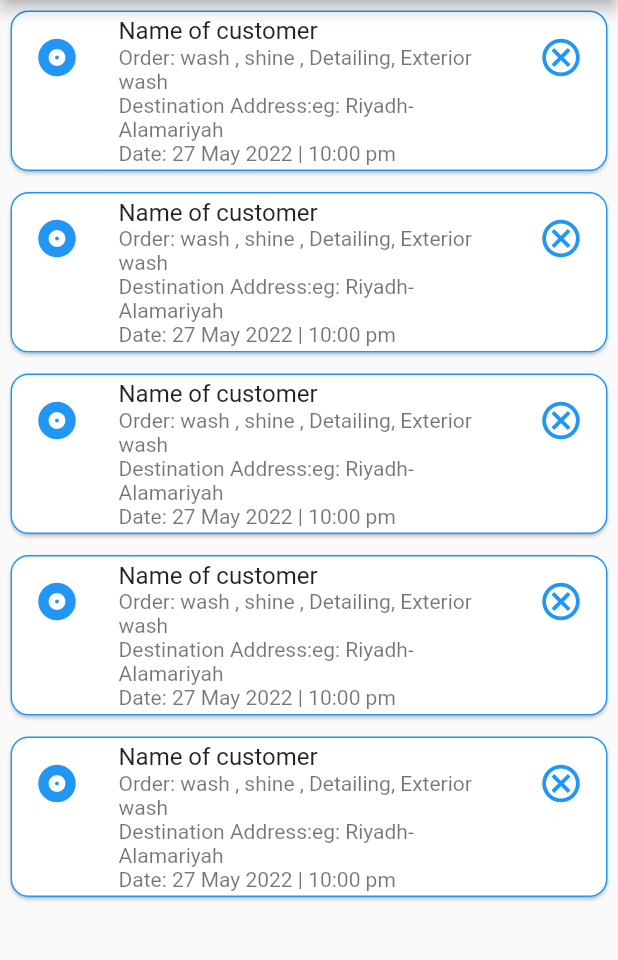
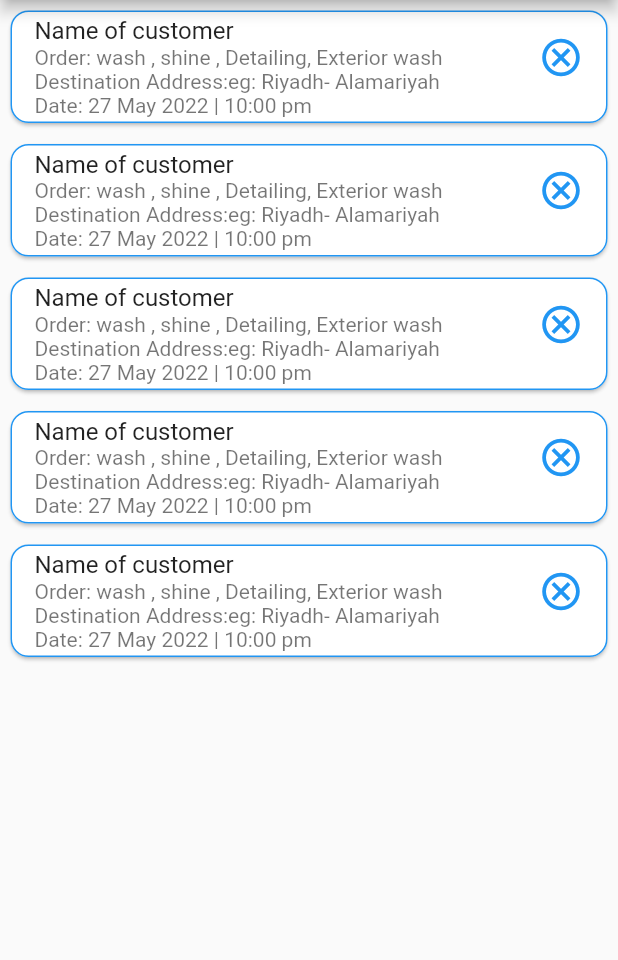
Before and after one commit to Abo-wesam/Foryourservice, a Flutter app: the ScheduleCustomer screen opened directly, tab 2 chosen, on a phone screen of 412 x 824 dp, the part 84-1044 px from its top. Run offline on Flutter 3.47's test engine with Material 2 defaults, Android fonts, the phone set to English and light mode, and no system bars; our stand-ins replace auto_size_text, avatar_glow, cloud_firestore, device_preview, firebase_auth, firebase_core and 9 more; accounts and stored records are empty.

Commit message:
update schedule customer

```diff
--- a/lib/views/Schedule/schedule_cust_completed.dart
+++ /dev/null
@@ -1,57 +0,0 @@
-import 'package:flutter/material.dart';
-
-
-import 'schedule_customer/schedule_cust_goingon.dart';
-
-class ScheduleCustomerCompleted extends StatelessWidget {
-  const ScheduleCustomerCompleted({super.key});
-
-  @override
-  Widget build(BuildContext context) {
-    return ListView.builder(
-      scrollDirection: Axis.vertical,
-      itemCount: schedules.length,
-      itemBuilder: (context, index) {
-        final schedule = schedules[index];
-        return Padding(
-          padding: const EdgeInsets.all(3.0),
-          child: Card(
-            elevation: 1,
-            shape: const RoundedRectangleBorder(
-              side: BorderSide(
-                color: Colors.blue,
-              ),
-              borderRadius: BorderRadius.all(Radius.circular(12)),
-            ),
-            child: Column(
-
-              children: <Widget>[
-                ListTile(
-                  leading: const Icon(
-                    Icons.album,
-                    color: Colors.blue,
-                    size: 30,
-                  ),
-                  title: Text(schedule.name),
-                  subtitle: Column(
-                  crossAxisAlignment: CrossAxisAlignment.start,
-                    children: [
-                      Text(schedule.order),
-                      Text(schedule.destination_address),
-                      Text(textAlign: TextAlign.left, 'Date: ' + schedule.date),
-                    ],
-                  ),
-                  trailing: const Icon(
-                    Icons.cancel_outlined,
-                    color: Colors.blue,
-                    size: 30,
-                  ),
-                ),
-              ],
-            ),
-          ),
-        );
-      },
-    );
-  }
-}
--- a/lib/views/Schedule/schedule_customer/schedule_cust_completed.dart
+++ b/lib/views/Schedule/schedule_customer/schedule_cust_completed.dart
@@ -27,11 +27,7 @@ class ScheduleCustomerCompleted extends StatelessWidget {
 
               children: <Widget>[
                 ListTile(
-                  leading: const Icon(
-                    Icons.album,
-                    color: Colors.blue,
-                    size: 30,
-                  ),
+
                   title: Text(schedule.name),
                   subtitle: Column(
                   crossAxisAlignment: CrossAxisAlignment.start,
--- a/lib/views/Schedule/schedule_customer/schedule_customer.dart
+++ b/lib/views/Schedule/schedule_customer/schedule_customer.dart
@@ -2,7 +2,7 @@ import 'package:flutter/material.dart';
 import 'package:flutter/src/widgets/container.dart';
 import 'package:flutter/src/widgets/framework.dart';
 
-import '../schedule_cust_completed.dart';
+import 'schedule_cust_completed.dart';
 import 'schedule_cust_goingon.dart';
 
 
```
